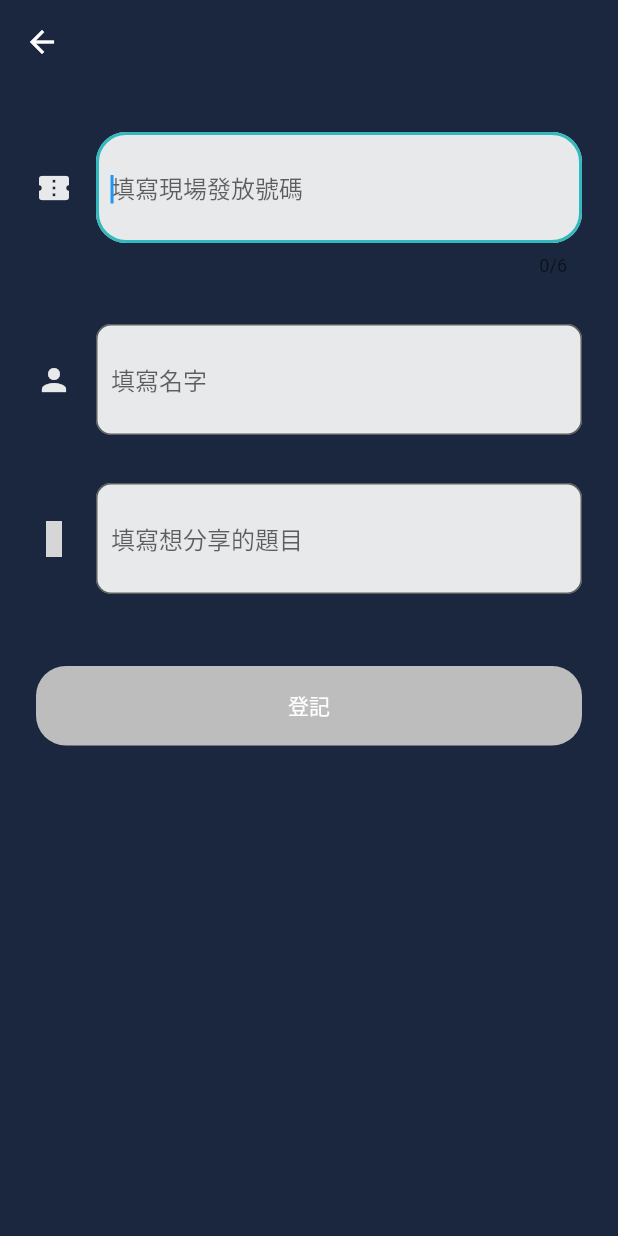
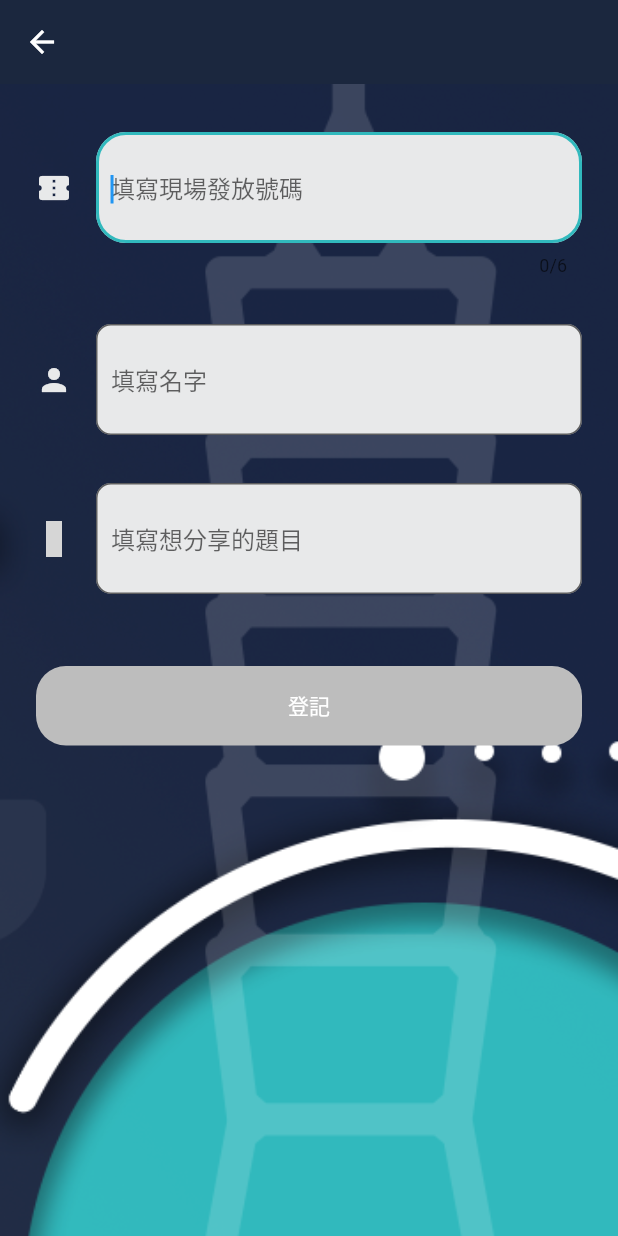
Before and after one commit to chloe722/flutter_taipei, a Flutter app: the screen it shows after launch, after a tap on "報名分享", on a phone screen of 412 x 824 dp. Run offline on Flutter 3.47's test engine with Material 2 defaults, Android fonts, the phone set to English and light mode, and no system bars; our stand-ins replace cloud_firestore, equatable, flutter_bloc, flutter_icons, fluttertoast, rxdart and 1 more; accounts and stored records are empty; grey boxes are pictures that could not be loaded.

Commit message:
Updated UI

```diff
--- a/lib/assets.dart
+++ b/lib/assets.dart
@@ -7,3 +7,4 @@ const String kToastyImage = "images/toasty.png";
 const String kLighteningTalkImage = "images/microphone.png";
 const String kNetworkingImage = "images/dialogue.png";
 const String kGoHomeImage = "images/home.png";
+const String kTaipei101Bg = "images/taipei_101_bg.png";
--- a/lib/main.dart
+++ b/lib/main.dart
@@ -30,8 +30,9 @@ class App extends StatelessWidget {
   Widget build(BuildContext context) {
     return MaterialApp(
       title: 'Flutter Taipei',
-      color: kDarkBgColor,
+//      color: kDarkBgColor,
       theme: ThemeData(
+        appBarTheme: AppBarTheme(color: kDarkBgColor),
            backgroundColor: kDarkBgColor),
       home: BlocBuilder<AppBloc, AppState>(builder: (context, state) {
         if (state is Uninitialized) {
--- a/lib/screens/agenda_screen.dart
+++ b/lib/screens/agenda_screen.dart
@@ -1,5 +1,4 @@
 import 'package:flutter/material.dart';
-import 'package:flutter_taipei/constants.dart';
 import 'package:flutter_taipei/data.dart';
 import 'package:flutter_taipei/widgets/timeline_item.dart';
 
@@ -8,7 +7,7 @@ class AgendaScreen extends StatelessWidget {
   Widget build(BuildContext context) {
     return Center(
       child: Container(
-        color: kDarkBgColor,
+//        color: kDarkBgColor,
           padding: EdgeInsets.only(left: 8.0, right: 8.0),
           child: ListView.builder(
               shrinkWrap: true,
--- a/lib/screens/home_screen.dart
+++ b/lib/screens/home_screen.dart
@@ -61,7 +61,6 @@ class _HomeScreenState extends State<HomeScreen> {
         appBar: AppBar(
           title: Text(_isAgendaScreen ? kAgendaTitle : kLighteningTalkTitle),
           centerTitle: true,
-          backgroundColor: kDarkBgColor,
           elevation: 0.0,
           actions: <Widget>[ //TODO delete
             IconButton(
--- a/lib/talk_sign_up/talk_sign_up_screen.dart
+++ b/lib/talk_sign_up/talk_sign_up_screen.dart
@@ -5,6 +5,7 @@ import 'package:flutter_taipei/model/lightening_talk.dart';
 import 'package:flutter_taipei/repository.dart';
 import 'package:flutter_taipei/talk_sign_up/talk_sign_up_form.dart';
 
+import '../assets.dart';
 import 'talk_sign_up_bloc/talk_signup_barrel.dart';
 
 class SignUpLighteningTalkScreen extends StatelessWidget {
@@ -20,14 +21,24 @@ class SignUpLighteningTalkScreen extends StatelessWidget {
   @override
   Widget build(BuildContext context) {
     return Scaffold(
-        backgroundColor: kDarkBgColor,
+//        backgroundColor: kDarkBgColor,
         appBar: AppBar(
           backgroundColor: kDarkBgColor,
           elevation: 0.0,
         ),
-        body: BlocProvider<TalkSignUpBloc>(
-          create: (context) => TalkSignUpBloc(repository: _repository, talk: _talk),
-          child:  TalkSignUpForm(talk: _talk,),
+        body: Stack(
+          children: <Widget>[
+            Container(
+              width: MediaQuery.of(context).size.width,
+              height: MediaQuery.of(context).size.height,
+              decoration: BoxDecoration(image: DecorationImage(image: AssetImage(kTaipei101Bg), fit: BoxFit.fitWidth)),
+            ),
+            BlocProvider<TalkSignUpBloc>(
+              create: (context) => TalkSignUpBloc(repository: _repository, talk: _talk),
+              child:  TalkSignUpForm(talk: _talk,),
+            ),
+          ],
+
         ));
   }
 }
--- a/lib/widgets/submit_buttom.dart
+++ b/lib/widgets/submit_buttom.dart
@@ -12,6 +12,7 @@ class SubmitButton extends StatelessWidget {
   Widget build(BuildContext context) {
     return MaterialButton(
       minWidth: double.infinity,
+      elevation: 10.0,
       shape: RoundedRectangleBorder(borderRadius: BorderRadius.circular(20.0)),
       padding: EdgeInsets.symmetric(horizontal: 16.0, vertical: 16.0),
       onPressed: loading? null : onPress,
```
Also changed, not shown: lib/screens/lightening_talk_screen.dart (+8 -25 lines), lib/widgets/lightening_talk_item.dart (+12 -15 lines), images/taipei_101_bg.png (added).
